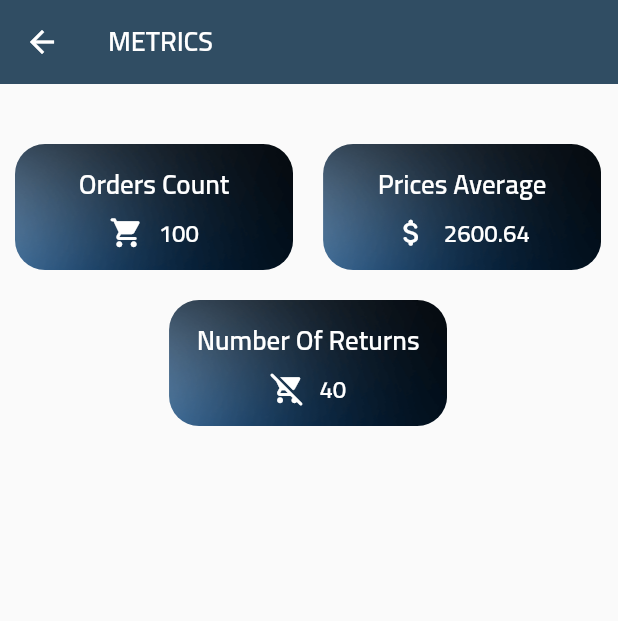
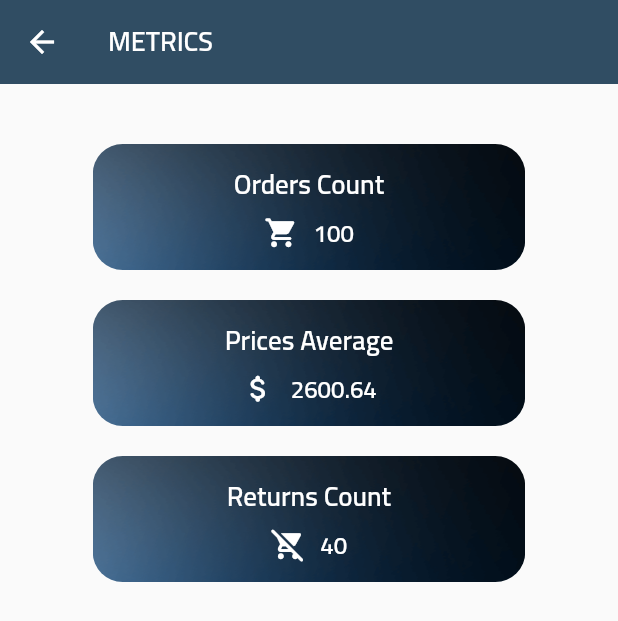
Before and after one commit to mhatout/flutter_task, a Flutter app: the screen it shows after launch, after a tap on "METRICS", on a phone screen of 412 x 824 dp. Shown: the top 621 px of the screen. Run offline on Flutter 3.47's test engine with Material 2 defaults, Android fonts, the phone set to English and light mode, and no system bars; our stand-ins replace get, shared_preferences, syncfusion_flutter_charts.

Commit message:
fixing mobile render issue

```diff
--- a/lib/controllers/app_controller.dart
+++ b/lib/controllers/app_controller.dart
@@ -5,8 +5,16 @@ import '../models/orders.dart';
 class AppController extends GetxController {
   List<Orders> orders = [];
 
+  bool _loading = false;
+
+  bool get loading => _loading;
+
   Future<void> getOrders() async {
+    _loading = true;
+    update();
     String ordersString = await rootBundle.loadString('assets/orders.json');
     orders = ordersFromMap(ordersString);
+    _loading = false;
+    update();
   }
 }
--- a/lib/ui/screens/graph_screen.dart
+++ b/lib/ui/screens/graph_screen.dart
@@ -19,10 +19,13 @@ class GraphScreen extends StatelessWidget {
             style: Get.theme.textTheme.headline1,
           ),
         ),
-      body: SingleChildScrollView(
+        body: GetBuilder<AppController>(builder: (appController) {
+          return appController.loading
+              ? CircularProgressIndicator()
+              : SingleChildScrollView(
                   child: _BuildPageBody(),
-      ),
                 );
+        }));
   }
 }
 
--- a/lib/ui/screens/metrics_screen.dart
+++ b/lib/ui/screens/metrics_screen.dart
@@ -18,9 +18,13 @@ class MetricsScreen extends StatelessWidget {
             style: Get.theme.textTheme.headline1,
           ),
         ),
-        body: SingleChildScrollView(
+        body: GetBuilder<AppController>(builder: (appController) {
+          return appController.loading
+              ? CircularProgressIndicator()
+              : SingleChildScrollView(
                   child: _BuildPageBody(),
-        ));
+                );
+        }));
   }
 }
 
@@ -29,18 +33,20 @@ class _BuildPageBody extends StatelessWidget {
   AppController appController = Get.find<AppController>();
   @override
   Widget build(BuildContext context) {
+    double shortestSide = MediaQuery.of(context).size.shortestSide;
+    // Determine if we should use mobile layout or not, 600 here is
+    // a common breakpoint for a typical 7-inch tablet.
+    bool useMobileLayout = shortestSide < 600;
     return Container(
+      width: Get.width,
       padding: EdgeInsets.symmetric(vertical: 20, horizontal: 10),
-      child: Wrap(
-        alignment: WrapAlignment.center,
+      child: useMobileLayout
+          ? Column(
               children: [
                 _buildStatSection(
                     'metricsScreen_orderCount'.tr,
                     appController.orders.length.toString(),
                     Icons.shopping_cart_rounded),
-          const SizedBox(
-            width: 20,
-          ),
                 _buildStatSection(
                     'metricsScreen_priceAverage'.tr,
                     _calculatePricesAverage(appController.orders),
@@ -50,13 +56,37 @@ class _BuildPageBody extends StatelessWidget {
                     _countReturnedOrders(appController.orders),
                     Icons.remove_shopping_cart_rounded),
               ],
+            )
+          : Wrap(
+              alignment: WrapAlignment.center,
+              children: [
+                _buildStatSection(
+                    'metricsScreen_orderCount'.tr,
+                    appController.orders.length.toString(),
+                    Icons.shopping_cart_rounded,
+                    isMobile: useMobileLayout),
+                const SizedBox(
+                  width: 20,
+                ),
+                _buildStatSection(
+                    'metricsScreen_priceAverage'.tr,
+                    _calculatePricesAverage(appController.orders),
+                    Icons.attach_money_rounded,
+                    isMobile: useMobileLayout),
+                _buildStatSection(
+                    'metricsScreen_returnCount'.tr,
+                    _countReturnedOrders(appController.orders),
+                    Icons.remove_shopping_cart_rounded,
+                    isMobile: useMobileLayout),
+              ],
             ),
     );
   }
 
-  Widget _buildStatSection(String title, String val, IconData icon) {
+  Widget _buildStatSection(String title, String val, IconData icon,
+      {bool isMobile = true}) {
     return Container(
-      width: Get.width * 0.45,
+      width: isMobile ? Get.width * 0.7 : Get.width * 0.45,
       margin: EdgeInsets.only(top: 20),
       padding: EdgeInsets.all(10),
       decoration: BoxDecoration(
--- a/lib/util/translations.dart
+++ b/lib/util/translations.dart
@@ -11,7 +11,7 @@ class MyTranslation extends Translations {
           "metricsScreen_header": "METRICS",
           "metricsScreen_orderCount": "Orders Count",
           "metricsScreen_priceAverage": "Prices Average",
-          "metricsScreen_returnCount": "Number Of Returns",
+          "metricsScreen_returnCount": "Returns Count",
           /***********************************************/
           "graphScreen_header": "CHARTS",
           "graphScreen_chartHeader": "Orders Count By Month",
```
Lines whose indentation alone changed are shown as unchanged.
